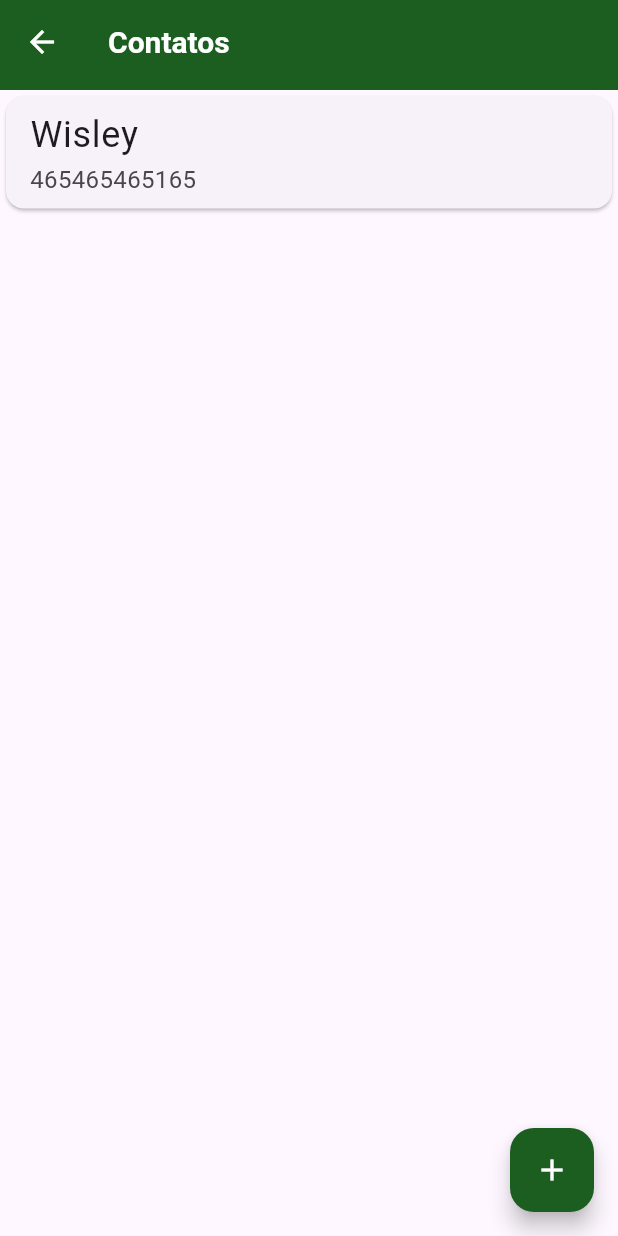
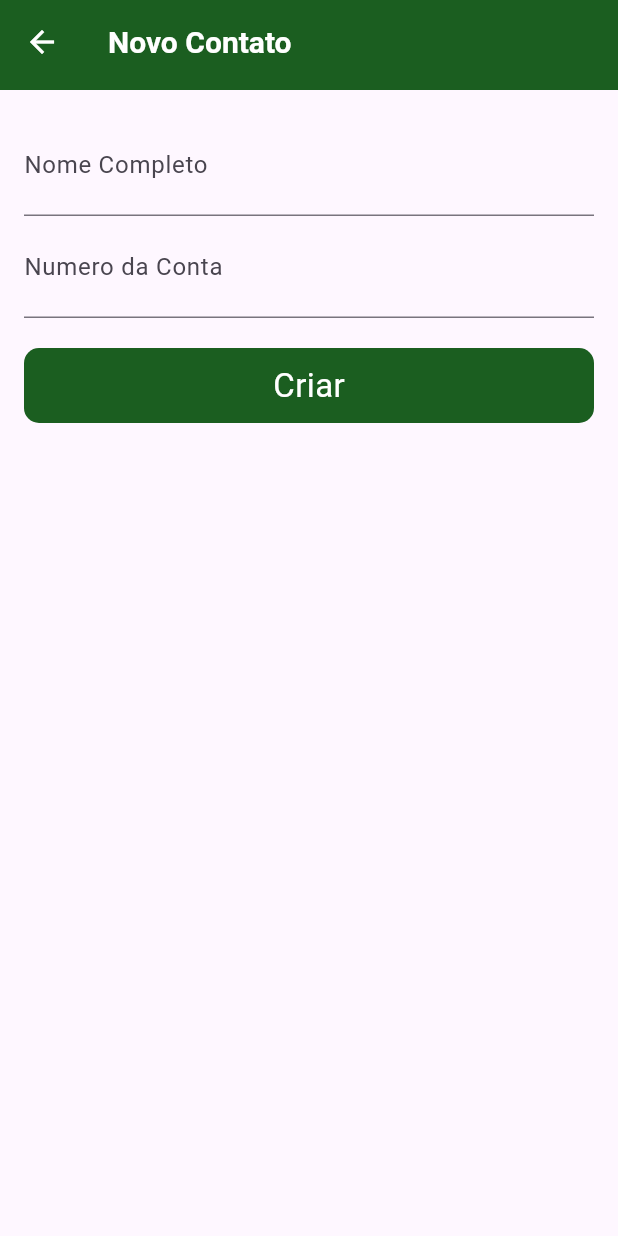
Before and after one commit to wisley-cesar/Byte-Bank, a Flutter app: the ContactsList screen opened by its route, after a tap on the "add" icon, on a phone screen of 412 x 824 dp. Run offline on Flutter 3.47's test engine with Material 3 defaults, Android fonts, the phone set to English and light mode, and no system bars.

Commit message:
FEAT: Criando a tela de formulario

```diff
--- a/lib/screens/bytebankApp.dart
+++ b/lib/screens/bytebankApp.dart
@@ -1,3 +1,4 @@
+import 'package:bytebank/screens/contacts/contacts_form.dart';
 import 'package:bytebank/screens/contacts/contacts_list.dart';
 import 'package:bytebank/screens/home/dashborad.dart';
 import 'package:flutter/material.dart';
@@ -20,6 +21,7 @@ class Bytebankapp extends StatelessWidget {
       routes: {
         '/home': (context) => Dashborad(),
         '/contacts': (context) => const ContactsList(),
+        '/contacts-form': (context) => const ContactsForm(),
       },
     );
   }
--- /dev/null
+++ b/lib/screens/contacts/contacts_form.dart
@@ -0,0 +1,56 @@
+import 'package:bytebank/widget/my_app_bar.dart';
+import 'package:flutter/material.dart';
+
+class ContactsForm extends StatelessWidget {
+  const ContactsForm({super.key});
+
+  @override
+  Widget build(BuildContext context) {
+    return Scaffold(
+      resizeToAvoidBottomInset: true,
+      appBar: MyAppBar(title: 'Novo Contato'),
+      body: Padding(
+        padding: const EdgeInsets.all(16.0),
+        child: Column(
+          children: [
+            TextFormField(
+              keyboardType: TextInputType.name,
+              decoration: InputDecoration(label: Text('Nome Completo')),
+              style: TextStyle(fontSize: 24),
+            ),
+            TextFormField(
+              keyboardType: TextInputType.number,
+              decoration: InputDecoration(label: Text('Numero da Conta')),
+              style: TextStyle(fontSize: 24),
+            ),
+
+            SizedBox(height: 20),
+
+            Material(
+              color: Theme.of(context).primaryColor,
+              borderRadius: BorderRadius.circular(10),
+              child: InkWell(
+                onTap: () {
+                  Navigator.of(context).pop();
+                },
+                child: SizedBox(
+                  height: 50,
+                  width: double.infinity,
+                  child: Center(
+                    child: Text(
+                      'Criar',
+                      style: TextStyle(
+                        color: Theme.of(context).colorScheme.onPrimary,
+                        fontSize: 22,
+                      ),
+                    ),
+                  ),
+                ),
+              ),
+            ),
+          ],
+        ),
+      ),
+    );
+  }
+}
--- a/lib/screens/contacts/contacts_list.dart
+++ b/lib/screens/contacts/contacts_list.dart
@@ -15,7 +15,11 @@ class ContactsList extends StatelessWidget {
         subTitle: '465465465165',
         onTap: () {},
       ),
-      floatingActionButton: MyButtonContacts(onPressed: () {}),
+      floatingActionButton: MyButtonContacts(
+        onPressed: () {
+          Navigator.of(context).pushNamed('/contacts-form');
+        },
+      ),
     );
   }
 }
--- a/lib/utils/my_rotas.dart
+++ b/lib/utils/my_rotas.dart
@@ -1,4 +1,5 @@
 class MyRotas {
   static const String home = '/home';
   static const String contactsList = '/contacts-list';
+  static const String contactsForm = '/contacts-form';
 }
```
